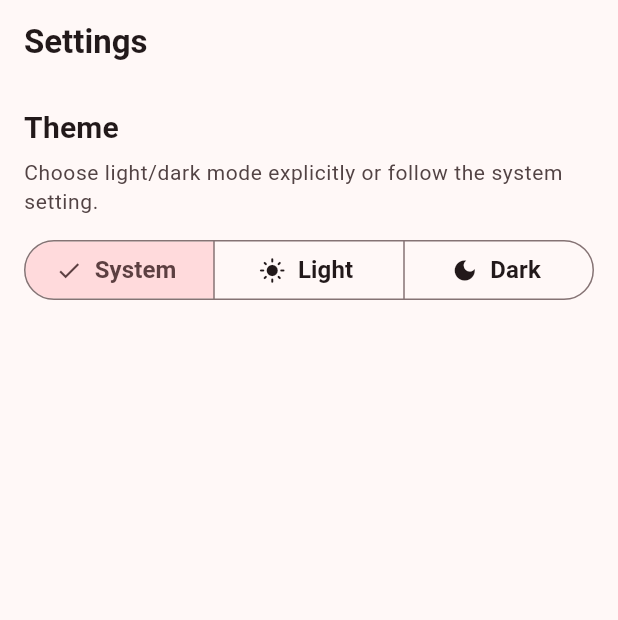
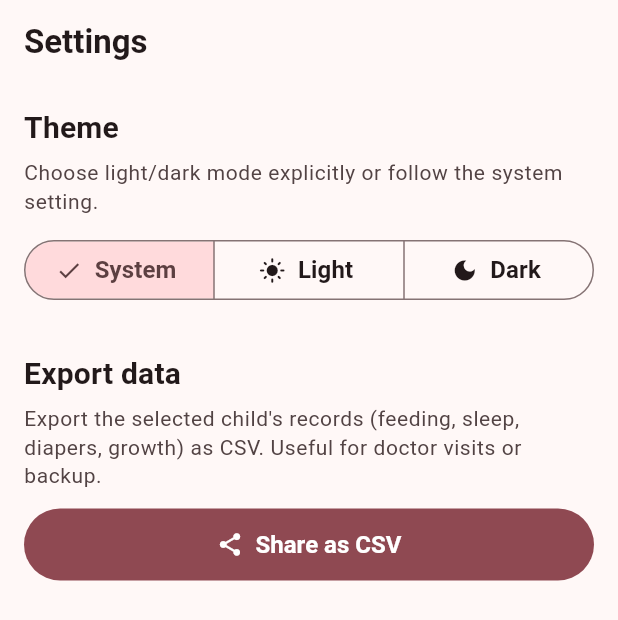
Before and after one commit to sarbrinjo85/BabyNote, a Flutter app: the SettingsPage screen opened by its route, on a phone screen of 412 x 824 dp. Shown: the top 620 px of the screen. Run offline on Flutter 3.47's test engine with Material 3 defaults, Android fonts, the phone set to English and light mode, and no system bars; our stand-ins replace fl_chart, flutter_local_notifications, flutter_riverpod, go_router, image_picker, share_plus and 3 more; accounts and stored records are empty; network calls fail.

Commit message:
B3 데이터 내보내기 (CSV + 시스템 공유 시트)
새 의존성:
- share_plus ^10.1.2 — 시스템 공유 시트 (이메일/Drive/카톡 등)
- path_provider ^2.1.5 — 임시 파일 경로

새 파일:
- features/settings/data/export_service.dart
  · ExportService.exportChildToCsv()
  · 통합 컬럼: type, date, time, detail, note (의사 친화적)
  · 시간 역순 정렬, BOM 추가 (Excel 한글 깨짐 방지)
  · CSV escape (콤마/줄바꿈/큰따옴표)
  · 파일명: {자녀이름}_YYYYMMDD_HHMM.csv
- ExportLabels — l10n 텍스트 매핑 묶음 (UI에서 주입)

설정 페이지에 "데이터 내보내기" 섹션:
- "CSV로 공유" 버튼 → 시스템 공유 시트
- 진행 중 spinner

ARB 4개 키 (ko/ja/en): settingsExport*

Co-Authored-By: Claude Opus 4.7 <noreply@anthropic.com>

```diff
--- /dev/null
+++ b/lib/features/settings/data/export_service.dart
@@ -0,0 +1,288 @@
+import 'dart:io';
+
+import 'package:flutter_riverpod/flutter_riverpod.dart';
+import 'package:path_provider/path_provider.dart';
+import 'package:share_plus/share_plus.dart';
+
+import '../../child/domain/child.dart';
+import '../../diaper/data/diaper_repository.dart';
+import '../../diaper/domain/diaper.dart';
+import '../../feeding/data/feeding_repository.dart';
+import '../../feeding/domain/feeding.dart';
+import '../../growth/data/growth_repository.dart';
+import '../../growth/domain/growth.dart';
+import '../../sleep/data/sleep_repository.dart';
+import '../../sleep/domain/sleep.dart';
+
+/// 자녀의 모든 기록을 CSV로 묶어서 시스템 공유 시트로 내보내는 서비스.
+///
+/// ── CSV 포맷 ─────────────────────────────────────────────────────────
+/// 의사 진료/엑셀 등 외부 도구에서 열기 쉽게 통합 컬럼:
+/// type, date, time, detail, note
+///
+/// 예:
+/// 수유,2026-05-05,14:30,분유 120ml,트림 잘 함
+/// 수면,2026-05-05,13:00,낮잠 85분,
+/// 기저귀,2026-05-05,14:50,대변 노랑 보통 보통,
+/// 성장,2026-05-05,09:00,체중 8.45kg / 키 75.5cm,정기검진
+///
+/// ── 단순화 ──────────────────────────────────────────────────────────
+/// 다국어 라벨(수유/Feeding 등)은 호출 측에서 주입 — 여러 라벨 매핑 표를 받아 사용.
+/// CSV escape: 셀에 콤마/줄바꿈/큰따옴표 있으면 큰따옴표로 감싸기.
+class ExportService {
+  ExportService._({
+    required this.feedingRepo,
+    required this.sleepRepo,
+    required this.diaperRepo,
+    required this.growthRepo,
+  });
+
+  final FeedingRepository feedingRepo;
+  final SleepRepository sleepRepo;
+  final DiaperRepository diaperRepo;
+  final GrowthRepository growthRepo;
+
+  /// 자녀의 모든 기록을 CSV로 만들어 공유 시트 띄우기.
+  /// labels는 type 라벨 + diaper 색상/형태/양 등 다국어 텍스트 매핑.
+  Future<void> exportChildToCsv({
+    required Child child,
+    required ExportLabels labels,
+  }) async {
+    // 데이터 fetch — 충분히 큰 limit (1000건). 더 많으면 페이징 필요.
+    final feedings = await feedingRepo.listRecent(child.id, limit: 1000);
+    final sleeps = await sleepRepo.listRecent(child.id, limit: 1000);
+    final diapers = await diaperRepo.listRecent(child.id, limit: 1000);
+    final growths = await growthRepo.listAll(child.id);
+
+    final rows = <List<String>>[];
+    rows.add(['type', 'date', 'time', 'detail', 'note']);
+
+    for (final f in feedings) {
+      rows.add([
+        labels.feeding,
+        _date(f.startedAt),
+        _time(f.startedAt),
+        _feedingDetail(f, labels),
+        f.note ?? '',
+      ]);
+    }
+    for (final s in sleeps) {
+      rows.add([
+        labels.sleep,
+        _date(s.startedAt),
+        _time(s.startedAt),
+        _sleepDetail(s, labels),
+        s.note ?? '',
+      ]);
+    }
+    for (final d in diapers) {
+      rows.add([
+        labels.diaper,
+        _date(d.recordedAt),
+        _time(d.recordedAt),
+        _diaperDetail(d, labels),
+        d.note ?? '',
+      ]);
+    }
+    for (final g in growths) {
+      rows.add([
+        labels.growth,
+        _date(g.measuredAt),
+        _time(g.measuredAt),
+        _growthDetail(g),
+        g.note ?? '',
+      ]);
+    }
+
+    // 시간 역순 정렬 (헤더 제외) — 최신 위.
+    final header = rows.first;
+    final body = rows.sublist(1);
+    body.sort((a, b) => '${b[1]} ${b[2]}'.compareTo('${a[1]} ${a[2]}'));
+
+    final csv = _toCsv([header, ...body]);
+
+    // 임시 파일에 쓰고 share_plus로 공유 시트
+    final dir = await getTemporaryDirectory();
+    final safeName = child.name.replaceAll(RegExp(r'[^A-Za-z0-9가-힣]'), '_');
+    final filename = '${safeName}_${_dateCompact(DateTime.now())}.csv';
+    final file = File('${dir.path}/$filename');
+    await file.writeAsString(csv, flush: true);
+
+    await Share.shareXFiles(
+      [XFile(file.path, mimeType: 'text/csv', name: filename)],
+      subject: '${child.name} - BabyNote',
+    );
+  }
+
+  // ── helpers ─────────────────────────────────────────────────────────
+
+  String _feedingDetail(Feeding f, ExportLabels l) {
+    switch (f.type) {
+      case 'breast':
+        final side = switch (f.breastSide) {
+          'left' => l.breastLeft,
+          'right' => l.breastRight,
+          'both' => l.breastBoth,
+          _ => '',
+        };
+        final amount = f.amountMl != null ? ' ${f.amountMl}ml' : '';
+        return '${l.breast}${side.isEmpty ? '' : ' ($side)'}$amount';
+      case 'formula':
+        final amount = f.amountMl != null ? ' ${f.amountMl}ml' : '';
+        final brand = f.formulaBrand != null && f.formulaBrand!.isNotEmpty
+            ? ' / ${f.formulaBrand}'
+            : '';
+        return '${l.formula}$amount$brand';
+      case 'solid':
+        final amount = f.amountMl != null ? ' (${f.amountMl}ml)' : '';
+        return '${l.solid}: ${f.foodName ?? ''}$amount';
+      default:
+        return f.type;
+    }
+  }
+
+  String _sleepDetail(Sleep s, ExportLabels l) {
+    final kind = s.napOrNight == 'night' ? l.night : l.nap;
+    if (s.endedAt == null) return '$kind (${l.ongoing})';
+    final mins = s.elapsedMinutes(s.endedAt!);
+    return '$kind ${mins}m';
+  }
+
+  String _diaperDetail(Diaper d, ExportLabels l) {
+    final type = switch (d.type) {
+      'pee' => l.pee,
+      'poop' => l.poop,
+      'both' => l.peeAndPoop,
+      _ => d.type,
+    };
+    final parts = <String>[type];
+    if (d.color != null) {
+      parts.add(switch (d.color!) {
+        'yellow' => l.yellow,
+        'brown' => l.brown,
+        'green' => l.green,
+        'black' => l.black,
+        'red' => l.red,
+        'white' => l.white,
+        _ => l.unknown,
+      });
+    }
+    if (d.consistency != null) {
+      parts.add(switch (d.consistency!) {
+        'loose' => l.loose,
+        'normal' => l.normal,
+        'firm' => l.firm,
+        _ => d.consistency!,
+      });
+    }
+    if (d.amount != null) {
+      parts.add(switch (d.amount!) {
+        'small' => l.small,
+        'normal' => l.normal,
+        'large' => l.large,
+        _ => d.amount!,
+      });
+    }
+    return parts.join(' ');
+  }
+
+  String _growthDetail(Growth g) {
+    final parts = <String>[];
+    if (g.weightG != null) {
+      parts.add('${(g.weightG! / 1000).toStringAsFixed(2)}kg');
+    }
+    if (g.heightMm != null) {
+      parts.add('${(g.heightMm! / 10).toStringAsFixed(1)}cm');
+    }
+    if (g.headCircumferenceMm != null) {
+      parts.add('${(g.headCircumferenceMm! / 10).toStringAsFixed(1)}cm');
+    }
+    return parts.join(' / ');
+  }
+
+  String _date(DateTime t) {
+    String two(int v) => v.toString().padLeft(2, '0');
+    final l = t.toLocal();
+    return '${l.year}-${two(l.month)}-${two(l.day)}';
+  }
+
+  String _time(DateTime t) {
+    String two(int v) => v.toString().padLeft(2, '0');
+    final l = t.toLocal();
+    return '${two(l.hour)}:${two(l.minute)}';
+  }
+
+  String _dateCompact(DateTime t) {
+    String two(int v) => v.toString().padLeft(2, '0');
+    return '${t.year}${two(t.month)}${two(t.day)}_${two(t.hour)}${two(t.minute)}';
+  }
+
+  String _toCsv(List<List<String>> rows) {
+    String escape(String v) {
+      if (v.contains(',') || v.contains('"') || v.contains('\n')) {
+        return '"${v.replaceAll('"', '""')}"';
+      }
+      return v;
+    }
+
+    final buf = StringBuffer();
+    // BOM 추가 — Excel/한글에서 UTF-8 인식 보장
+    buf.write('﻿');
+    for (final row in rows) {
+      buf.writeln(row.map(escape).join(','));
+    }
+    return buf.toString();
+  }
+}
+
+/// CSV 라벨 묶음 — UI 레이어에서 l10n으로 채워서 주입.
+class ExportLabels {
+  const ExportLabels({
+    required this.feeding,
+    required this.sleep,
+    required this.diaper,
+    required this.growth,
+    required this.breast,
+    required this.formula,
+    required this.solid,
+    required this.breastLeft,
+    required this.breastRight,
+    required this.breastBoth,
+    required this.nap,
+    required this.night,
+    required this.ongoing,
+    required this.pee,
+    required this.poop,
+    required this.peeAndPoop,
+    required this.yellow,
+    required this.brown,
+    required this.green,
+    required this.black,
+    required this.red,
+    required this.white,
+    required this.unknown,
+    required this.loose,
+    required this.normal,
+    required this.firm,
+    required this.small,
+    required this.large,
+  });
+
+  final String feeding, sleep, diaper, growth;
+  final String breast, formula, solid;
+  final String breastLeft, breastRight, breastBoth;
+  final String nap, night, ongoing;
+  final String pee, poop, peeAndPoop;
+  final String yellow, brown, green, black, red, white, unknown;
+  final String loose, normal, firm;
+  final String small, large;
+}
+
+final exportServiceProvider = Provider<ExportService>((ref) {
+  return ExportService._(
+    feedingRepo: ref.watch(feedingRepositoryProvider),
+    sleepRepo: ref.watch(sleepRepositoryProvider),
+    diaperRepo: ref.watch(diaperRepositoryProvider),
+    growthRepo: ref.watch(growthRepositoryProvider),
+  );
+});
--- a/lib/features/settings/presentation/settings_page.dart
+++ b/lib/features/settings/presentation/settings_page.dart
@@ -3,14 +3,81 @@ import 'package:flutter_riverpod/flutter_riverpod.dart';
 
 import 'package:babynote/l10n/app_localizations.dart';
 import '../../../core/theme/tokens.dart';
+import '../../child/presentation/child_providers.dart';
+import '../../child/presentation/selected_child_provider.dart';
+import '../data/export_service.dart';
 import 'theme_mode_provider.dart';
 
-/// 설정 페이지 — 현재는 테마 모드 선택만. 추후 알림/언어/단위 등 추가 가능.
-class SettingsPage extends ConsumerWidget {
+/// 설정 페이지 — 테마 모드 + 데이터 내보내기.
+class SettingsPage extends ConsumerStatefulWidget {
   const SettingsPage({super.key});
 
   @override
-  Widget build(BuildContext context, WidgetRef ref) {
+  ConsumerState<SettingsPage> createState() => _SettingsPageState();
+}
+
+class _SettingsPageState extends ConsumerState<SettingsPage> {
+  bool _exporting = false;
+
+  ExportLabels _labelsFor(AppLocalizations l10n) => ExportLabels(
+        feeding: l10n.summaryFeeding,
+        sleep: l10n.summarySleep,
+        diaper: l10n.summaryDiaper,
+        growth: l10n.summaryGrowth,
+        breast: l10n.feedingTabBreast,
+        formula: l10n.feedingTabFormula,
+        solid: l10n.feedingTabSolid,
+        breastLeft: l10n.feedingBreastLeft,
+        breastRight: l10n.feedingBreastRight,
+        breastBoth: l10n.feedingBreastBoth,
+        nap: l10n.sleepNap,
+        night: l10n.sleepNight,
+        ongoing: l10n.sleepNapInProgress, // 일반 진행중 표시
+        pee: l10n.diaperPee,
+        poop: l10n.diaperPoop,
+        peeAndPoop: l10n.diaperBoth,
+        yellow: l10n.diaperColorYellow,
+        brown: l10n.diaperColorBrown,
+        green: l10n.diaperColorGreen,
+        black: l10n.diaperColorBlack,
+        red: l10n.diaperColorRed,
+        white: l10n.diaperColorWhite,
+        unknown: l10n.diaperColorUnknown,
+        loose: l10n.diaperLoose,
+        normal: l10n.diaperNormal,
+        firm: l10n.diaperFirm,
+        small: l10n.diaperSmall,
+        large: l10n.diaperLarge,
+      );
+
+  Future<void> _onExport() async {
+    final l10n = AppLocalizations.of(context);
+    final children = ref.read(myChildrenProvider).valueOrNull ?? const [];
+    if (children.isEmpty) {
+      ScaffoldMessenger.of(context).showSnackBar(
+        SnackBar(content: Text(l10n.commonRegisterChildFirst)),
+      );
+      return;
+    }
+    final child = ref.read(selectedChildProvider) ?? children.first;
+
+    setState(() => _exporting = true);
+    try {
+      await ref.read(exportServiceProvider).exportChildToCsv(
+            child: child,
+            labels: _labelsFor(l10n),
+          );
+    } catch (e) {
+      if (!mounted) return;
+      ScaffoldMessenger.of(context)
+          .showSnackBar(SnackBar(content: Text(l10n.errorFailed(e))));
+    } finally {
+      if (mounted) setState(() => _exporting = false);
+    }
+  }
+
+  @override
+  Widget build(BuildContext context) {
     final l10n = AppLocalizations.of(context);
     final asyncMode = ref.watch(themeModeControllerProvider);
 
@@ -63,6 +130,40 @@ class SettingsPage extends ConsumerWidget {
                     .setMode(s.first),
               ),
             ),
+
+            const SizedBox(height: Spacing.xl),
+
+            // ── 데이터 내보내기 섹션 ────────────────────────────
+            Text(
+              l10n.settingsExport,
+              style: Theme.of(context).textTheme.titleMedium?.copyWith(
+                    fontWeight: FontWeight.w700,
+                  ),
+            ),
+            const SizedBox(height: Spacing.xs),
+            Text(
+              l10n.settingsExportHelp,
+              style: Theme.of(context).textTheme.bodySmall?.copyWith(
+                    color: Theme.of(context).colorScheme.onSurfaceVariant,
+                  ),
+            ),
+            const SizedBox(height: Spacing.sm),
+            FilledButton.icon(
+              onPressed: _exporting ? null : _onExport,
+              icon: _exporting
+                  ? const SizedBox(
+                      width: 18,
+                      height: 18,
+                      child: CircularProgressIndicator(strokeWidth: 2),
+                    )
+                  : const Icon(Icons.share),
+              label: Text(_exporting
+                  ? l10n.settingsExportInProgress
+                  : l10n.settingsExportCsv),
+              style: FilledButton.styleFrom(
+                minimumSize: const Size.fromHeight(TouchTarget.standard),
+              ),
+            ),
           ],
         ),
       ),
--- a/lib/l10n/app_en.arb
+++ b/lib/l10n/app_en.arb
@@ -380,5 +380,10 @@
   "settingsThemeHelp": "Choose light/dark mode explicitly or follow the system setting.",
   "themeSystem": "System",
   "themeLight": "Light",
-  "themeDark": "Dark"
+  "themeDark": "Dark",
+
+  "settingsExport": "Export data",
+  "settingsExportHelp": "Export the selected child's records (feeding, sleep, diapers, growth) as CSV. Useful for doctor visits or backup.",
+  "settingsExportCsv": "Share as CSV",
+  "settingsExportInProgress": "Preparing…"
 }
--- a/lib/l10n/app_ja.arb
+++ b/lib/l10n/app_ja.arb
@@ -380,5 +380,10 @@
   "settingsThemeHelp": "ライト/ダークモードを直接選ぶか、システム設定に従わせることができます。",
   "themeSystem": "システム",
   "themeLight": "ライト",
-  "themeDark": "ダーク"
+  "themeDark": "ダーク",
+
+  "settingsExport": "データのエクスポート",
+  "settingsExportHelp": "現在のお子さまの全記録(授乳・睡眠・おむつ・成長)をCSVで書き出します。診察やバックアップに使えます。",
+  "settingsExportCsv": "CSVで共有",
+  "settingsExportInProgress": "準備中…"
 }
--- a/lib/l10n/app_ko.arb
+++ b/lib/l10n/app_ko.arb
@@ -417,5 +417,10 @@
   "settingsThemeHelp": "라이트/다크 모드를 직접 선택하거나 시스템 설정을 따라가게 할 수 있어요.",
   "themeSystem": "시스템",
   "themeLight": "라이트",
-  "themeDark": "다크"
+  "themeDark": "다크",
+
+  "settingsExport": "데이터 내보내기",
+  "settingsExportHelp": "현재 자녀의 모든 기록(수유·수면·기저귀·성장)을 CSV로 내보내요. 의사 진료나 백업에 사용할 수 있어요.",
+  "settingsExportCsv": "CSV로 공유",
+  "settingsExportInProgress": "준비 중…"
 }
--- a/lib/l10n/app_localizations.dart
+++ b/lib/l10n/app_localizations.dart
@@ -2211,6 +2211,30 @@ abstract class AppLocalizations {
   /// In ko, this message translates to:
   /// **'다크'**
   String get themeDark;
+
+  /// No description provided for @settingsExport.
+  ///
+  /// In ko, this message translates to:
+  /// **'데이터 내보내기'**
+  String get settingsExport;
+
+  /// No description provided for @settingsExportHelp.
+  ///
+  /// In ko, this message translates to:
+  /// **'현재 자녀의 모든 기록(수유·수면·기저귀·성장)을 CSV로 내보내요. 의사 진료나 백업에 사용할 수 있어요.'**
+  String get settingsExportHelp;
+
+  /// No description provided for @settingsExportCsv.
+  ///
+  /// In ko, this message translates to:
+  /// **'CSV로 공유'**
+  String get settingsExportCsv;
+
+  /// No description provided for @settingsExportInProgress.
+  ///
+  /// In ko, this message translates to:
+  /// **'준비 중…'**
+  String get settingsExportInProgress;
 }
 
 class _AppLocalizationsDelegate
--- a/lib/l10n/app_localizations_en.dart
+++ b/lib/l10n/app_localizations_en.dart
@@ -1152,4 +1152,17 @@ class AppLocalizationsEn extends AppLocalizations {
 
   @override
   String get themeDark => 'Dark';
+
+  @override
+  String get settingsExport => 'Export data';
+
+  @override
+  String get settingsExportHelp =>
+      'Export the selected child\'s records (feeding, sleep, diapers, growth) as CSV. Useful for doctor visits or backup.';
+
+  @override
+  String get settingsExportCsv => 'Share as CSV';
+
+  @override
+  String get settingsExportInProgress => 'Preparing…';
 }
--- a/pubspec.yaml
+++ b/pubspec.yaml
@@ -53,6 +53,12 @@ dependencies:
   flutter_local_notifications: ^18.0.1
   # zonedSchedule 호출에 IANA timezone 필요 (Asia/Seoul 등).
   timezone: ^0.10.0
+
+  # 데이터 내보내기 — CSV 파일 생성 후 시스템 공유 시트로 전달.
+  # share_plus는 임시 파일 path를 받아 안드로이드/iOS 공유 시트(이메일/Drive 등) 표시.
+  # path_provider는 앱의 임시 디렉터리 경로 조회.
+  share_plus: ^10.1.2
+  path_provider: ^2.1.5
 
   # NOTE — packages added in later phases (kept here for reference; uncomment when needed):
   # # Local DB (Phase 2 — records storage offline)
```
Also changed, not shown: lib/l10n/app_localizations_ja.dart (+13 -0 lines), lib/l10n/app_localizations_ko.dart (+13 -0 lines), pubspec.lock.
